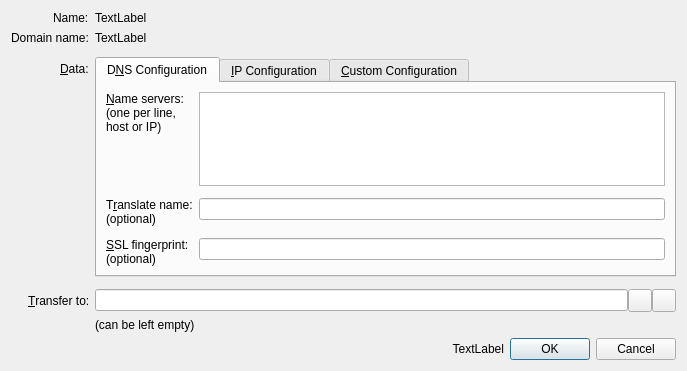
Above: src/qt/forms/configurenamedialog.ui from davispuh/namecoin before the change. Below: the same form after it.
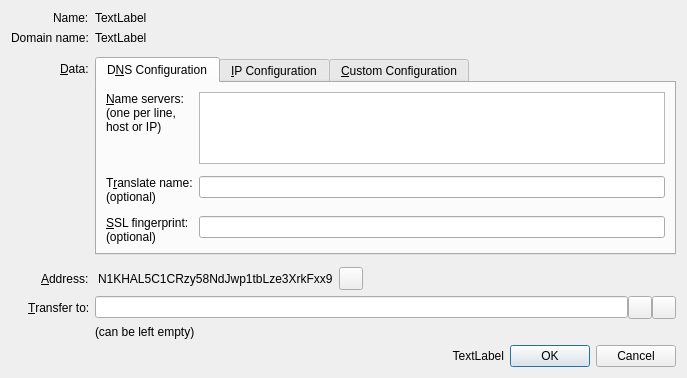
That is the form after the change. Icons and pictures are not drawn. Custom widgets are drawn as their Qt base class.

Commit message: listtransactions fix, various GUI fixes. * listtransactions now includes name operations * transaction details (double-click) show correct amounts for name operations * added address column in the name table (maybe need to make it hideable? It clutters the table) * added address to the Configure Name dialog * added red notice about 12 blocks delay to the Configure Name dialog * "Expires in" now shows "pending" instead of empty cell * value length in Configure Name limited to 519 bytes (due to limitation in CScript) * HtmlEscape for names in the GUI

The edit to the form file:
```diff
--- a/src/qt/forms/configurenamedialog.ui
+++ b/src/qt/forms/configurenamedialog.ui
@@ -7,7 +7,7 @@
     <x>0</x>
     <y>0</y>
     <width>687</width>
-    <height>371</height>
+    <height>369</height>
    </rect>
   </property>
   <property name="sizePolicy">
@@ -323,7 +323,7 @@
        </widget>
       </widget>
      </item>
-     <item row="7" column="1">
+     <item row="5" column="1">
       <spacer name="verticalSpacer">
        <property name="orientation">
         <enum>Qt::Vertical</enum>
@@ -336,7 +336,17 @@
        </property>
       </spacer>
      </item>
-     <item row="8" column="0">
+     <item row="6" column="0">
+      <widget class="QLabel" name="labelCurrentAddress">
+       <property name="text">
+        <string>&amp;Address:</string>
+       </property>
+       <property name="buddy">
+        <cstring>copyButton</cstring>
+       </property>
+      </widget>
+     </item>
+     <item row="7" column="0">
       <widget class="QLabel" name="labelTransferTo">
        <property name="text">
         <string>&amp;Transfer to:</string>
@@ -346,7 +356,7 @@
        </property>
       </widget>
      </item>
-     <item row="8" column="1">
+     <item row="7" column="1">
       <layout class="QHBoxLayout" name="transferToLayout">
        <property name="spacing">
         <number>0</number>
@@ -361,6 +371,9 @@
 (e.g. N1KHAL5C1CRzy58NdJwp1tbLze3XrkFxx9).
 Leave empty, if not needed.</string>
          </property>
+         <property name="text">
+          <string notr="true"/>
+         </property>
          <property name="maxLength">
           <number>34</number>
          </property>
@@ -402,13 +415,75 @@
        </item>
       </layout>
      </item>
-     <item row="9" column="1">
+     <item row="8" column="1">
       <widget class="QLabel" name="labelTransferToHint">
        <property name="text">
         <string>(can be left empty)</string>
        </property>
       </widget>
      </item>
+     <item row="6" column="1">
+      <layout class="QHBoxLayout" name="horizontalLayout_2">
+       <item>
+        <widget class="QLabel" name="labelAddress">
+         <property name="sizePolicy">
+          <sizepolicy hsizetype="Preferred" vsizetype="Preferred">
+           <horstretch>0</horstretch>
+           <verstretch>0</verstretch>
+          </sizepolicy>
+         </property>
+         <property name="maximumSize">
+          <size>
+           <width>16777215</width>
+           <height>16777215</height>
+          </size>
+         </property>
+         <property name="toolTip">
+          <string>Namecoin address to which the name is assigned</string>
+         </property>
+         <property name="text">
+          <string notr="true">N1KHAL5C1CRzy58NdJwp1tbLze3XrkFxx9</string>
+         </property>
+         <property name="indent">
+          <number>3</number>
+         </property>
+         <property name="buddy">
+          <cstring>transferTo</cstring>
+         </property>
+        </widget>
+       </item>
+       <item>
+        <widget class="QToolButton" name="copyButton">
+         <property name="toolTip">
+          <string>Copy address to clipboard</string>
+         </property>
+         <property name="text">
+          <string/>
+         </property>
+         <property name="icon">
+          <iconset resource="../bitcoin.qrc">
+           <normaloff>:/icons/editcopy</normaloff>:/icons/editcopy</iconset>
+         </property>
+         <property name="shortcut">
+          <string>Alt+P</string>
+         </property>
+        </widget>
+       </item>
+       <item>
+        <spacer name="horizontalSpacer">
+         <property name="orientation">
+          <enum>Qt::Horizontal</enum>
+         </property>
+         <property name="sizeHint" stdset="0">
+          <size>
+           <width>40</width>
+           <height>20</height>
+          </size>
+         </property>
+        </spacer>
+       </item>
+      </layout>
+     </item>
     </layout>
    </item>
    <item>
```
Left out of the diff: 6 changed lines with no effect on the pictures. The commit also changes 61 other files.
